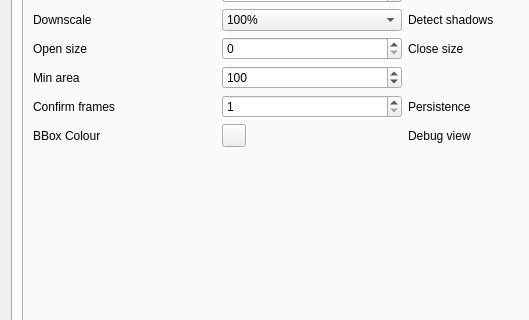
Above: plugins/feature/camera/camerasettingsdialog.ui from srcejon/sdrangel before the change; both pictures show x 0 to 529 and y 530 to 850 of the 814 by 934 pixel window. Below: the same form after it.
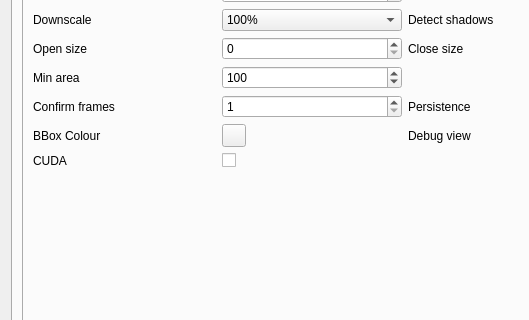
That is the form after the change. The open tabs and pages were chosen to show the change. Icons and pictures are not drawn. Custom widgets are drawn as their Qt base class.

Commit message: Add CUDA motion detection path

```diff
--- a/plugins/feature/camera/camerasettingsdialog.ui
+++ b/plugins/feature/camera/camerasettingsdialog.ui
@@ -4330,6 +4330,23 @@
             </widget>
            </item>
            <item row="8" column="0">
+            <widget class="QLabel" name="motionUseCudaLabel">
+             <property name="text">
+              <string>CUDA</string>
+             </property>
+            </widget>
+           </item>
+           <item row="8" column="1">
+            <widget class="QCheckBox" name="motionUseCudaCheck">
+             <property name="toolTip">
+              <string>Use OpenCV CUDA functions for supported motion detection steps</string>
+             </property>
+             <property name="text">
+              <string/>
+             </property>
+            </widget>
+           </item>
+           <item row="9" column="0">
             <spacer name="verticalSpacer_9">
              <property name="orientation">
               <enum>Qt::Orientation::Vertical</enum>
```
Left out of the diff: 1 changed line with no effect on the pictures. The commit also changes 8 other files.
